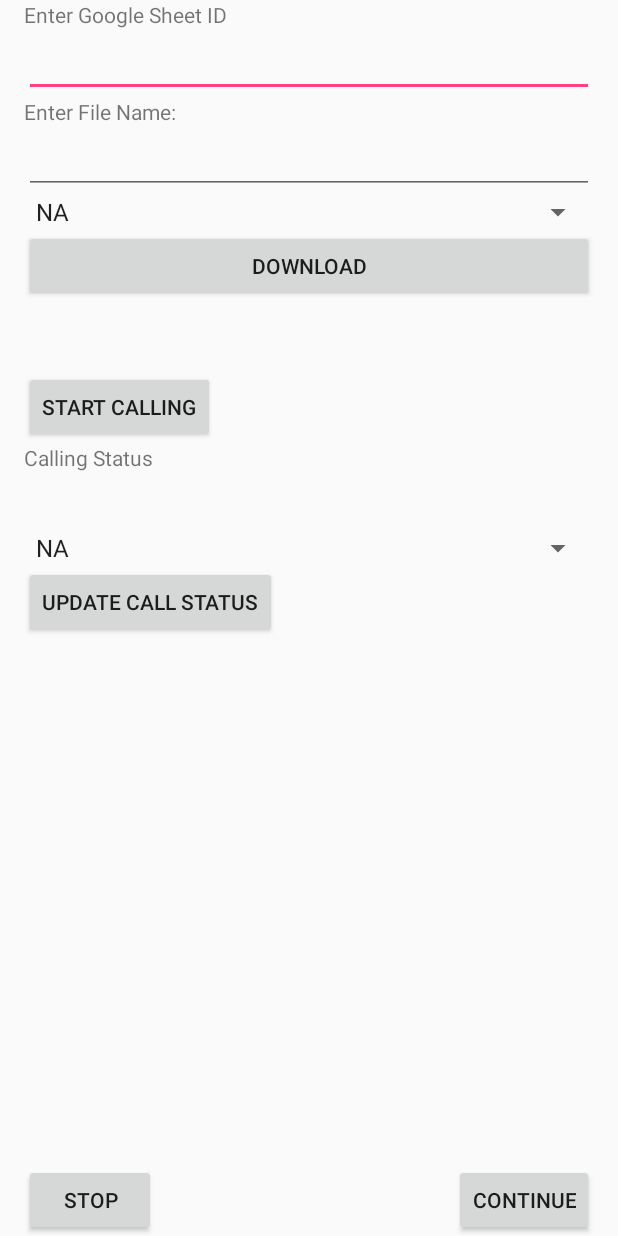
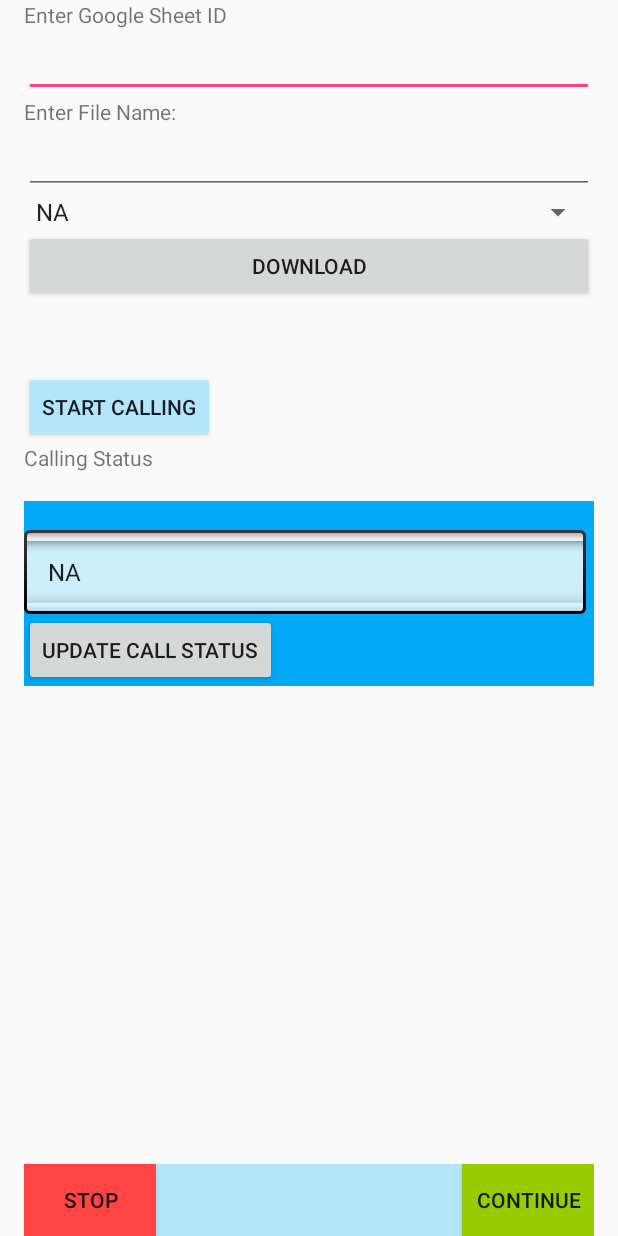
Before and after one commit to dilipkumarvignesh/folkCalling, an Android app: the screen it shows after launch (MainActivity), on a phone screen of 412 x 824 dp. Run offline under Robolectric (Android 15) with nearby library versions, the phone set to English and light mode, and no system bars.

Commit message:
Colors added, Name added for callstatus

```diff
--- a/app/src/main/java/com/iskcon/pfh/folkcalling/MainActivity.java
+++ b/app/src/main/java/com/iskcon/pfh/folkcalling/MainActivity.java
@@ -355,7 +355,9 @@ public void callNow()
                 int cou = contact_count - i;
                 String Status = i + " Contacts Called " + cou + " Contacts Remaining";
                 txtStatus.setText(Status);
-                final Context context = this;
+                TextView nameStatus = (TextView)findViewById(R.id.txtStatus);
+                nameStatus.setText("Update Call Status for "+jName);
+
 
 
 
@@ -378,8 +380,11 @@ public void callNow()
 
     public void updateStatus(String number, String Status)
     {
+
         CallStatusUpdate updateCall = new CallStatusUpdate();
         updateCall.writeStatus(number,Status,this);
+        Toast.makeText(getApplicationContext(),"Status Updated",
+                            Toast.LENGTH_SHORT).show();
     }
 
     @Override
@@ -391,19 +396,7 @@ public void callNow()
 
            // repeatCall();
             Log.d("info","Inside requestCode");
-            // Make sure the request was successful
-//            if (resultCode == RESULT_OK) {
-//                Log.d("info","Inside result Ok");
-//                if(i<=contact_count) {
-//                   repeatCall();
-//                }
-//                if (resultCode == RESULT_CANCELED){
-//                    Toast.makeText(getApplicationContext(), "Cancelled", Toast.LENGTH_SHORT).show();
-//                    // The user picked a contact.
-//                }
-//                // The Intent's data Uri identifies which contact was selected.
 
-                // Do something with the contact here (bigger example below)
             }
             else if  (requestCode == 2){
             if (resultCode == Activity.RESULT_OK) {
--- a/app/src/main/res/layout/activity_main.xml
+++ b/app/src/main/res/layout/activity_main.xml
@@ -5,93 +5,95 @@
     <!--android:layout_height="fill_parent">-->
 
 <RelativeLayout xmlns:android="http://schemas.android.com/apk/res/android"
-    android:orientation="vertical"
     android:layout_width="match_parent"
     android:layout_height="match_parent"
+    android:orientation="vertical"
     android:paddingLeft="16dp"
-    android:paddingRight="16dp"
-    >
+    android:paddingRight="16dp">
 
     <TextView
+        android:id="@+id/GoogleIdText"
         android:layout_width="fill_parent"
         android:layout_height="wrap_content"
-        android:text="Enter Google Sheet ID"
-        android:id="@+id/GoogleIdText"
-        />
+        android:text="Enter Google Sheet ID" />
+
     <EditText
         android:id="@+id/txtGoogleId"
         android:layout_width="fill_parent"
         android:layout_height="wrap_content"
-        android:layout_below="@+id/GoogleIdText"
-        />
+        android:layout_below="@+id/GoogleIdText" />
 
     <TextView
         android:id="@+id/LFileName"
         android:layout_width="wrap_content"
         android:layout_height="wrap_content"
-        android:text="Enter File Name:"
-        android:layout_below="@+id/txtGoogleId"/>
+        android:layout_below="@+id/txtGoogleId"
+        android:text="Enter File Name:" />
 
     <EditText
         android:id="@+id/LFileInput"
         android:layout_width="fill_parent"
         android:layout_height="wrap_content"
-        android:layout_below="@+id/LFileName"
-        />
+        android:layout_below="@+id/LFileName" />
+
     <Spinner
-        android:layout_below="@+id/LFileInput"
         android:id="@+id/spinner"
         android:layout_width="match_parent"
         android:layout_height="wrap_content"
-        android:entries="@array/array_name"/>
+        android:layout_below="@+id/LFileInput"
+        android:entries="@array/array_name" />
 
     <Button
         android:id="@+id/btnDownload"
         android:layout_width="fill_parent"
         android:layout_height="wrap_content"
-        android:text="Download"
         android:layout_below="@+id/spinner"
-        />
+        android:text="Download" />
 
     <Button
+        android:id="@+id/btn2"
+        style="@style/Widget.AppCompat.Button"
         android:layout_width="wrap_content"
         android:layout_height="wrap_content"
-        android:text="Start Calling"
-        android:id="@+id/btn2"
+        android:layout_alignParentLeft="true"
         android:layout_below="@+id/btnDownload"
-        android:layout_alignParentLeft="true"
-        android:layout_marginTop="46dp" />
-    <TextView
-    android:layout_width="fill_parent"
-    android:layout_height="wrap_content"
-    android:text="Calling Status" android:layout_below="@+id/btn2"
-    android:id="@+id/Status"
-    />
+        android:layout_marginTop="46dp"
+        android:backgroundTint="@color/primary_light"
+        android:text="Start Calling" />
 
     <TextView
+        android:id="@+id/Status"
         android:layout_width="fill_parent"
         android:layout_height="wrap_content"
-        android:layout_below="@+id/Status"
+        android:layout_below="@+id/btn2"
+        android:text="Calling Status" />
+
+    <TextView
         android:id="@+id/UpdatedStatus1"
-        />
+        android:layout_width="fill_parent"
+        android:layout_height="wrap_content"
+        android:layout_below="@+id/Status" />
 
 
     <RelativeLayout
         android:layout_width="match_parent"
         android:layout_height="wrap_content"
         android:layout_below="@+id/UpdatedStatus1"
-        >
+        android:background="@color/primary">
+
         <TextView
+            android:id="@+id/txtStatus"
             android:layout_width="wrap_content"
-            android:layout_height="wrap_content"
-            android:id="@+id/txtStatus"
-           />
+            android:layout_height="wrap_content" />
+
         <Spinner
-            android:layout_below="@+id/txtStatus"
             android:id="@+id/updateSpinner"
             android:layout_width="match_parent"
             android:layout_height="wrap_content"
-            android:entries="@array/array_name"/>
+            android:layout_below="@+id/txtStatus"
+            android:background="@android:drawable/spinner_background"
+            android:entries="@array/array_name" />
+
         <Button
             android:id="@+id/UpdateCallStatus"
             android:layout_width="wrap_content"
@@ -100,17 +102,20 @@
             android:text="Update Call Status" />
 
     </RelativeLayout>
+
     <RelativeLayout
         android:layout_width="match_parent"
         android:layout_height="wrap_content"
-        android:weightSum="1"
-        android:layout_alignParentBottom="true">
+        android:layout_alignParentBottom="true"
+        android:background="@color/primary_light"
+        android:weightSum="1">
 
         <Button
             android:id="@+id/CALLSTOP"
             android:layout_width="wrap_content"
             android:layout_height="wrap_content"
             android:layout_weight="0.5"
+            android:background="@android:color/holo_red_light"
             android:text="STOP" />
 
         <Button
@@ -120,6 +125,7 @@
             android:layout_alignParentRight="true"
             android:layout_weight="0.5"
 
+            android:background="@android:color/holo_green_light"
             android:text="CONTINUE" />
     </RelativeLayout>
 
--- a/app/src/main/res/values/colors.xml
+++ b/app/src/main/res/values/colors.xml
@@ -3,4 +3,12 @@
     <color name="colorPrimary">#3F51B5</color>
     <color name="colorPrimaryDark">#303F9F</color>
     <color name="colorAccent">#FF4081</color>
+    <color name="primary">#03A9F4</color>
+    <color name="primary_dark">#0288D1</color>
+    <color name="primary_light">#b3e5fc</color>
+    <color name="accent">#448AFF</color>
+    <color name="primary_text">#212121</color>
+    <color name="secondary_text">#757575</color>
+    <color name="icons">#FFFFFF</color>
+    <color name="divider">#BDBDBD</color>
 </resources>
```
